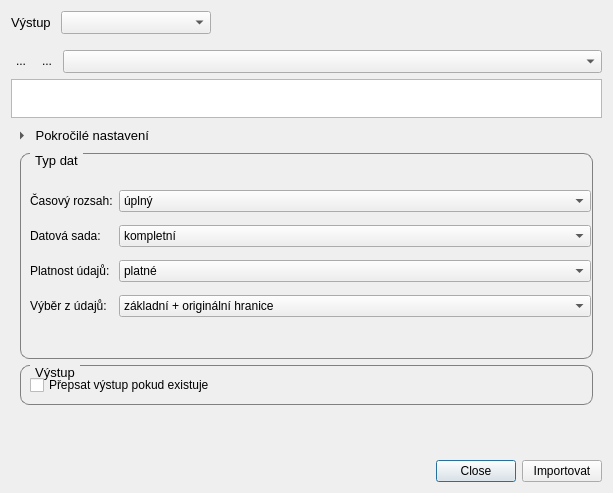
Before: the Qt Designer form ui_MainApp.ui in ctu-geoforall-lab/qgis-ruian-plugin, drawn with Qt 5.
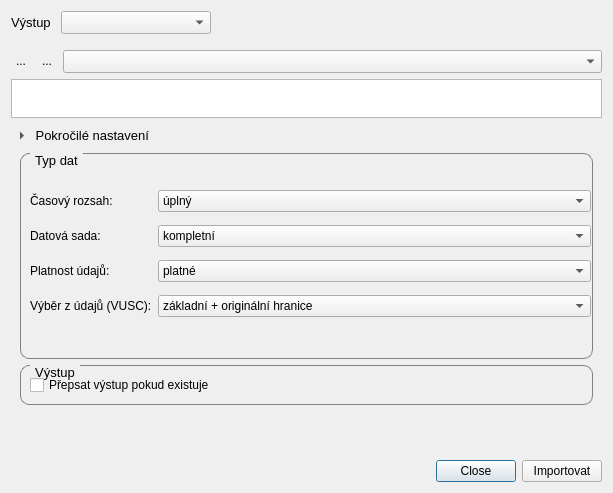
After: the same form once the commit is applied. Icons and pictures are not drawn.

Commit message: #3_uksh+uksh VUSC

```diff
--- a/ui_MainApp.ui
+++ b/ui_MainApp.ui
@@ -370,7 +370,7 @@
              <string>Pouze u kompletní datové sady.</string>
             </property>
             <property name="text">
-             <string>Výběr z údajů:</string>
+             <string>Výběr z údajů (VUSC):</string>
             </property>
            </widget>
           </item>
```
